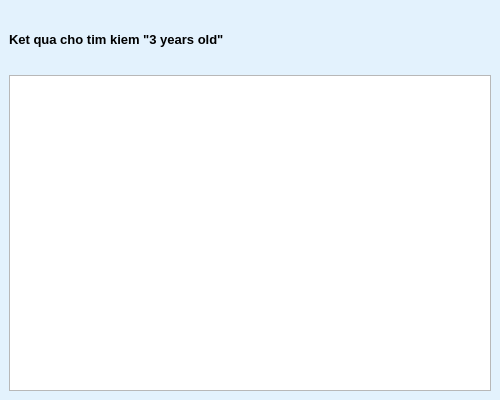
The window that ui/search.ui (chaunamthong2015-ui/PTA39-SPCK) describes before a commit, drawn with Qt 5.
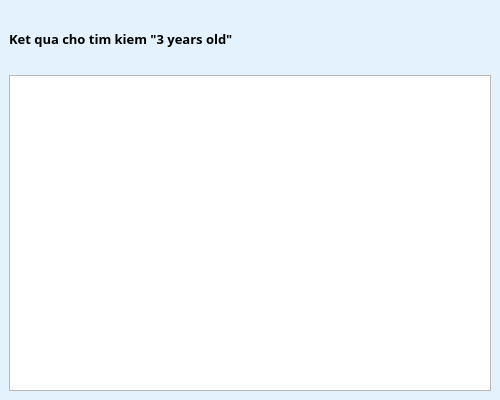
The same window after the commit.

```diff
--- a/ui/search.ui
+++ b/ui/search.ui
@@ -55,6 +55,7 @@
       </property>
       <property name="font">
        <font>
+        <family>Arial Black</family>
         <pointsize>10</pointsize>
         <weight>75</weight>
         <bold>true</bold>
```
